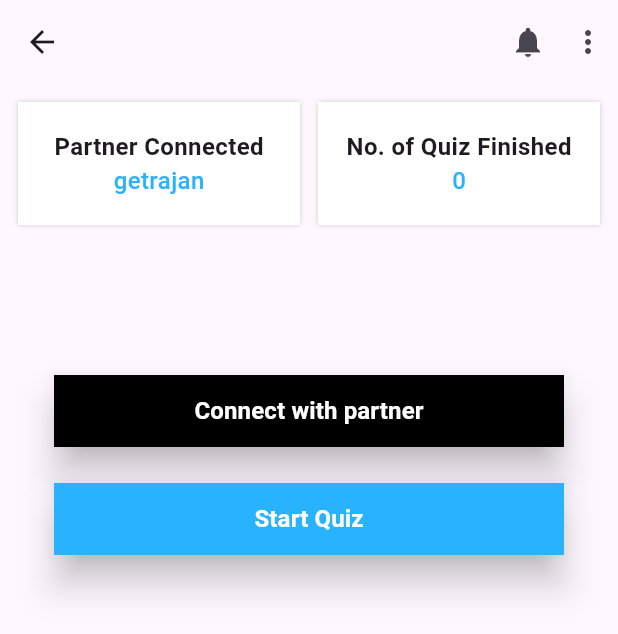
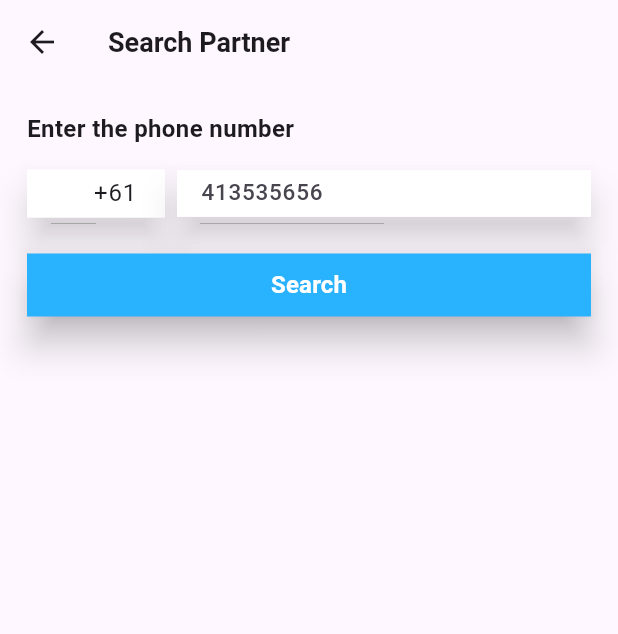
Before and after one commit to stevans011/partner, a Flutter app: the HomePage screen opened directly, after a tap on "Connect with partner", on a phone screen of 412 x 824 dp. Shown: the top 634 px of the screen. Run offline on Flutter 3.47's test engine with Material 3 defaults, Android fonts, the phone set to English and light mode, and no system bars; our stand-ins replace cloud_firestore, equatable, firebase_auth, firebase_core, firebase_database, firebase_storage and 4 more; accounts and stored records are empty.

Commit message:
send partner reqeust logic added

```diff
--- /dev/null
+++ b/lib/src/models/action_state.dart
@@ -0,0 +1,33 @@
+// ignore_for_file: public_member_api_docs, sort_constructors_first
+enum StateEnum { initial, loading, success, failed }
+
+extension StateEnumX on StateEnum {
+  bool get isInitial => this == StateEnum.initial;
+  bool get isLoading => this == StateEnum.loading;
+  bool get isSuccess => this == StateEnum.success;
+  bool get isFailed => this == StateEnum.failed;
+}
+
+class ActionState {
+  final StateEnum state;
+  final String errorMessage;
+  final dynamic successData;
+
+  ActionState({
+    this.state = StateEnum.initial,
+    this.errorMessage = "",
+    this.successData,
+  });
+
+  ActionState copyWith({
+    StateEnum? state,
+    String? errorMessage,
+    dynamic successData,
+  }) {
+    return ActionState(
+      state: state ?? this.state,
+      errorMessage: errorMessage ?? this.errorMessage,
+      successData: successData ?? this.successData,
+    );
+  }
+}
--- /dev/null
+++ b/lib/src/models/connect_request.dart
@@ -0,0 +1,47 @@
+// ignore_for_file: public_member_api_docs, sort_constructors_first
+import 'package:cloud_firestore/cloud_firestore.dart';
+import 'package:equatable/equatable.dart';
+import 'package:partner/src/utils/enums.dart';
+
+class ConnectRequest extends Equatable {
+  final String id;
+  final String senderId;
+  final String receiverId;
+  final RequestStatus status;
+  final Timestamp createdAt;
+
+  const ConnectRequest({
+    required this.id,
+    required this.senderId,
+    required this.createdAt,
+    required this.receiverId,
+    required this.status,
+  });
+
+  factory ConnectRequest.fromJson(Map<String, dynamic> json) => ConnectRequest(
+        id: json['id'],
+        senderId: json['senderId'],
+        createdAt: json['createdAt'],
+        receiverId: json['receiverId'],
+        status: json['status'].toString().requestStatus,
+      );
+
+  @override
+  List<Object?> get props => [id];
+
+  ConnectRequest copyWith({
+    String? id,
+    String? senderId,
+    String? receiverId,
+    RequestStatus? status,
+    Timestamp? createdAt,
+  }) {
+    return ConnectRequest(
+      id: id ?? this.id,
+      senderId: senderId ?? this.senderId,
+      receiverId: receiverId ?? this.receiverId,
+      status: status ?? this.status,
+      createdAt: createdAt ?? this.createdAt,
+    );
+  }
+}
--- /dev/null
+++ b/lib/src/models/partner.dart
@@ -0,0 +1,63 @@
+import 'package:equatable/equatable.dart';
+import 'package:partner/src/models/connect_request.dart';
+
+class Partner extends Equatable {
+  final String id;
+  final String dob;
+  final String username;
+  final String phone;
+
+  final ConnectRequest? connectRequest;
+
+  const Partner({
+    required this.id,
+    required this.dob,
+    required this.username,
+    required this.phone,
+    this.connectRequest,
+  });
+
+  const Partner.initial({
+    this.id = "",
+    this.dob = "",
+    this.username = "",
+    this.phone = "",
+    this.connectRequest,
+  });
+
+  factory Partner.fromJson(Map<String, dynamic> json) => Partner(
+        id: json['id'],
+        dob: json['dob'],
+        username: json['username'],
+        phone: json['phone'],
+      );
+
+  @override
+  List<Object?> get props => [id];
+
+  Partner copyWith({
+    String? id,
+    String? dob,
+    String? username,
+    String? phone,
+  }) {
+    return Partner(
+      id: id ?? this.id,
+      dob: dob ?? this.dob,
+      username: username ?? this.username,
+      phone: phone ?? this.phone,
+      connectRequest: connectRequest,
+    );
+  }
+
+  // Copy request if already has request between
+  Partner copyWithRequest(ConnectRequest request) {
+    return Partner(
+      id: id,
+      dob: dob,
+      username: username,
+      phone: phone,
+      connectRequest: request,
+    );
+  }
+}
--- /dev/null
+++ b/lib/src/pages/connect_partner_page.dart
@@ -0,0 +1,139 @@
+import 'package:flutter/material.dart';
+import 'package:partner/Utils/Colors.dart';
+import 'package:partner/src/models/action_state.dart';
+import 'package:partner/src/models/partner.dart';
+import 'package:partner/src/providers/connect_partner_provider.dart';
+import 'package:partner/src/widgets/common_widgets.dart';
+import 'package:partner/src/widgets/custom_button.dart';
+import 'package:partner/src/widgets/custom_phone_input.dart';
+import 'package:provider/provider.dart';
+
+class ConnectPartnerPage extends StatefulWidget {
+  const ConnectPartnerPage({super.key});
+
+  @override
+  State<ConnectPartnerPage> createState() => _ConnectPartnerPageState();
+}
+
+class _ConnectPartnerPageState extends State<ConnectPartnerPage> {
+  final TextEditingController _phoneCtrl = TextEditingController();
+  final GlobalKey<FormState> _formKey = GlobalKey<FormState>();
+
+  @override
+  Widget build(BuildContext context) {
+    final connectProvider = context.watch<ConnectPartnerProvider>();
+    return Scaffold(
+      appBar: AppBar(
+        title: const Text(
+          "Search Partner",
+          style: TextStyle(
+            fontSize: 18,
+            fontWeight: FontWeight.w600,
+          ),
+        ),
+      ),
+      body: Form(
+        key: _formKey,
+        child: ListView(
+          padding: const EdgeInsets.symmetric(horizontal: 18, vertical: 18),
+          children: [
+            const Text(
+              "Enter the phone number",
+              style: TextStyle(
+                fontSize: 16,
+                fontWeight: FontWeight.w600,
+              ),
+            ),
+            formSpacer(),
+            CustomPhoneInput(
+              phoneCtrl: _phoneCtrl,
+              title: "",
+            ),
+            formSpacer(height: 24),
+            CustomButton(
+              isLoading: connectProvider.searchState.state.isLoading,
+              height: 42,
+              bgColor: AppThemeColor.darkBlueColor,
+              radius: 0,
+              onTap: () {
+                if (_formKey.currentState!.validate()) {
+                  connectProvider.searchPartner(_phoneCtrl.text);
+                }
+              },
+              title: "Search",
+            ),
+            formSpacer(),
+            _partnerCard(),
+          ],
+        ),
+      ),
+    );
+  }
+
+  Widget _partnerCard() {
+    final connectProvider = context.watch<ConnectPartnerProvider>();
+    if (connectProvider.searchState.state.isSuccess) {
+      Partner partner = connectProvider.searchState.successData as Partner;
+      ActionState requestState = connectProvider.sendRequestState;
+      return Container(
+        decoration: BoxDecoration(
+          color: AppThemeColor.pureWhiteColor,
+          boxShadow: [
+            BoxShadow(
+              color: AppThemeColor.grayColor.withOpacity(0.2),
+              blurRadius: 10,
+              spreadRadius: 5,
+              offset: const Offset(0, 2),
+            ),
+          ],
+        ),
+        child: ListTile(
+          leading: Container(
+            padding: const EdgeInsets.all(4),
+            decoration: const BoxDecoration(
+              shape: BoxShape.circle,
+              color: AppThemeColor.darkBlueColor,
+            ),
+            child: const Icon(
+              Icons.person,
+              color: AppThemeColor.pureWhiteColor,
+              size: 32,
+            ),
+          ),
+          title: Text(partner.username),
+          subtitle: Text(partner.phone),
+          trailing: GestureDetector(
+            onTap: () {
+              //Check connect request too
+              if (!connectProvider.sendRequestState.state.isLoading &&
+                  partner.connectRequest == null) {
+                connectProvider.sendConnectRequest(partner.id);
+              }
+            },
+            child: Container(
+              padding: const EdgeInsets.symmetric(horizontal: 8, vertical: 4),
+              decoration: BoxDecoration(
+                color: connectProvider.searchState.state.isLoading
+                    ? AppThemeColor.grayColor
+                    : AppThemeColor.darkBlueColor,
+                borderRadius: BorderRadius.circular(24),
+              ),
+              child: Text(
+                requestState.state.isSuccess || partner.connectRequest != null
+                    ? "Sent"
+                    : "Send Invitation",
+                style: Theme.of(context).textTheme.bodySmall?.copyWith(
+                      color: AppThemeColor.pureWhiteColor,
+                      fontSize: 11,
+                      fontWeight: FontWeight.bold,
+                    ),
+              ),
+            ),
+          ),
+        ),
+      );
+    } else {
+      return const SizedBox.shrink();
+    }
+  }
+}
--- a/lib/src/pages/home_page.dart
+++ b/lib/src/pages/home_page.dart
@@ -1,7 +1,10 @@
 import 'package:flutter/material.dart';
 import 'package:partner/Utils/Colors.dart';
+import 'package:partner/src/pages/connect_partner_page.dart';
+import 'package:partner/src/providers/connect_partner_provider.dart';
 import 'package:partner/src/widgets/common_widgets.dart';
 import 'package:partner/src/widgets/custom_button.dart';
+import 'package:provider/provider.dart';
 
 class HomePage extends StatelessWidget {
   const HomePage({super.key});
@@ -47,7 +50,17 @@ class HomePage extends StatelessWidget {
             padding: const EdgeInsets.symmetric(horizontal: 24.0),
             child: CustomButton(
               bgColor: AppThemeColor.pureBlackColor,
-              onTap: () {},
+              onTap: () {
+                Navigator.push(
+                  context,
+                  MaterialPageRoute(
+                    builder: (_) => ChangeNotifierProvider(
+                      create: (_) => ConnectPartnerProvider(),
+                      child: const ConnectPartnerPage(),
+                    ),
+                  ),
+                );
+              },
               title: "Connect with partner",
               radius: 0,
             ),
--- a/lib/src/providers/auth_provider.dart
+++ b/lib/src/providers/auth_provider.dart
@@ -57,7 +57,8 @@ class AuthProvider extends ChangeNotifier {
     verifyPhoneLoading = true;
     notifyListeners();
     await FirebaseAuth.instance.verifyPhoneNumber(
-      phoneNumber: "+61$phone",
+      // phoneNumber: "+61$phone",
+      phoneNumber: "+977$phone",
       verificationCompleted: (credential) {},
       codeSent: (verificationId, resendingToken) {
         verifyPhoneLoading = false;
--- a/lib/src/widgets/custom_button.dart
+++ b/lib/src/widgets/custom_button.dart
@@ -11,6 +11,7 @@ class CustomButton extends StatelessWidget {
     this.textStyle,
     required this.title,
     this.radius,
+    this.isLoading = false,
   });
 
   final double? height;
@@ -20,6 +21,7 @@ class CustomButton extends StatelessWidget {
   final TextStyle? textStyle;
   final String title;
   final double? radius;
+  final bool isLoading;
 
   @override
   Widget build(BuildContext context) {
@@ -34,8 +36,16 @@ class CustomButton extends StatelessWidget {
             borderRadius: BorderRadius.circular(radius ?? 6),
           ),
         ),
-        onPressed: onTap,
-        child: Text(
+        onPressed: isLoading ? null : onTap,
+        child: isLoading
+            ? const SizedBox(
+                height: 24,
+                width: 24,
+                child: CircularProgressIndicator(
+                  color: AppThemeColor.pureWhiteColor,
+                ),
+              )
+            : Text(
                 title,
                 style: textStyle ??
                     const TextStyle(
--- a/lib/src/widgets/custom_phone_input.dart
+++ b/lib/src/widgets/custom_phone_input.dart
@@ -6,21 +6,26 @@ class CustomPhoneInput extends StatelessWidget {
   const CustomPhoneInput({
     super.key,
     this.phoneCtrl,
+    this.title = "Phone Number",
   });
   final TextEditingController? phoneCtrl;
+  final String title;
 
   @override
   Widget build(BuildContext context) {
     return Column(
       crossAxisAlignment: CrossAxisAlignment.start,
       children: [
-        const Padding(
-          padding: EdgeInsets.only(bottom: 8.0),
-          child: Text(
-            "Phone Number",
-            style: TextStyle(
-              fontWeight: FontWeight.w600,
-              color: AppThemeColor.pureBlackColor,
+        Visibility(
+          visible: title.isNotEmpty,
+          child: Padding(
+            padding: const EdgeInsets.only(bottom: 8.0),
+            child: Text(
+              title,
+              style: const TextStyle(
+                fontWeight: FontWeight.w600,
+                color: AppThemeColor.pureBlackColor,
+              ),
             ),
           ),
         ),
--- a/pubspec.yaml
+++ b/pubspec.yaml
@@ -46,6 +46,8 @@ dependencies:
   firebase_storage:
   provider: ^6.1.2
   flutter_easyloading: ^3.0.5
+  equatable: ^2.0.5
+  uuid: ^4.3.3
 
 dev_dependencies:
   flutter_test:
```
Also changed, not shown: lib/src/providers/connect_partner_provider.dart (added, +99 -0 lines), lib/src/utils/enums.dart (added, +29 -0 lines), 1 other file. Lines whose indentation alone changed are shown as unchanged.
